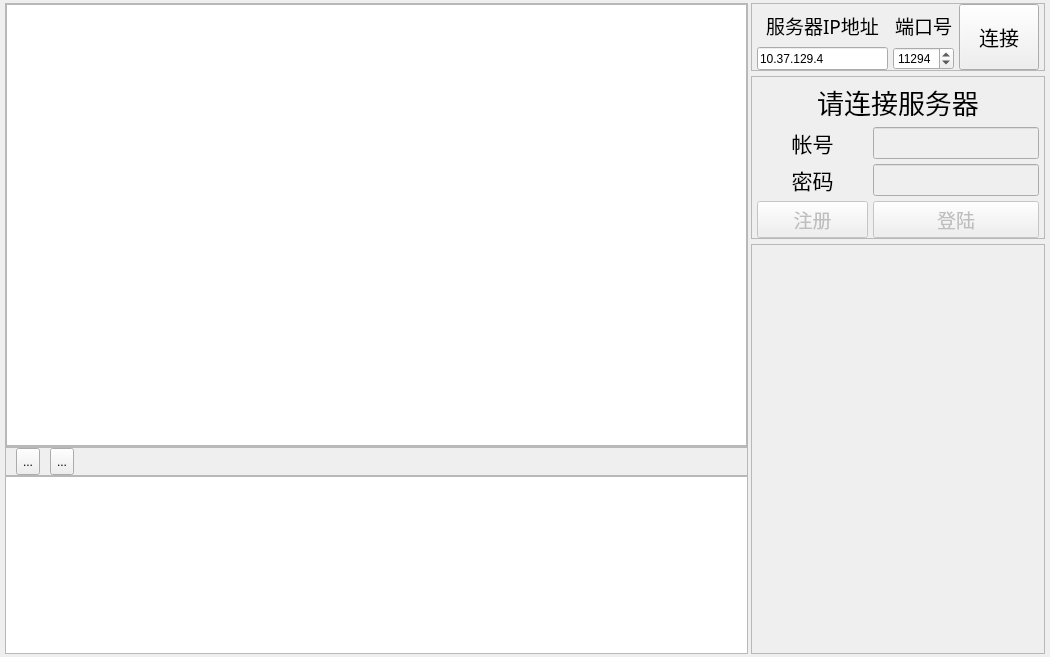
Qt form Client/chatWidget.ui (Justhuayu/chatRoom) before a commit.
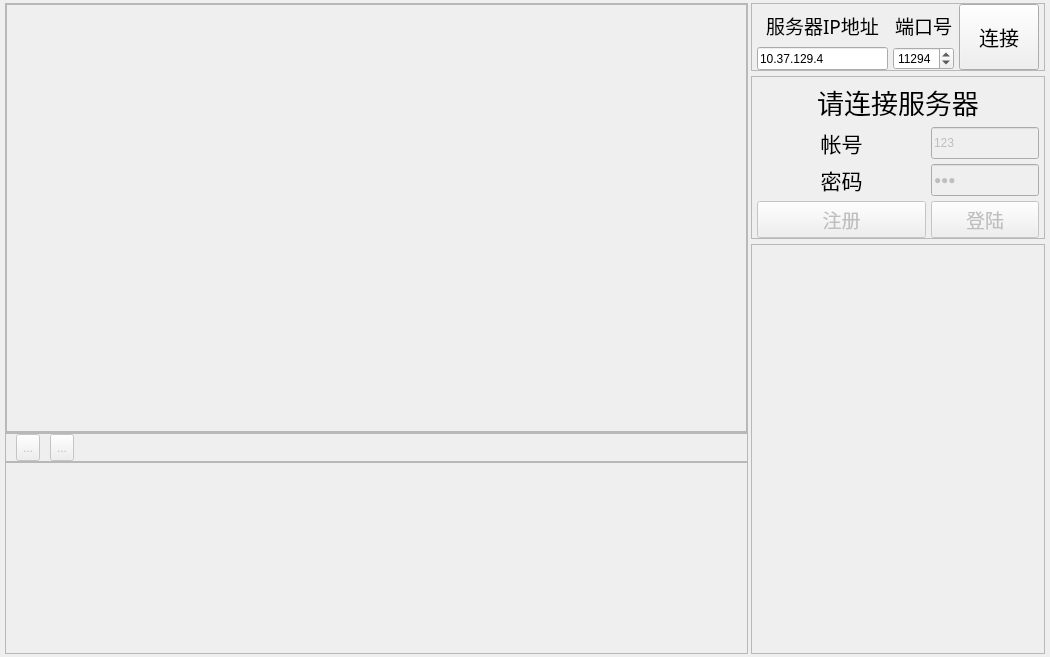
The same form after that commit.

The edit to the form file:
```diff
--- a/Client/chatWidget.ui
+++ b/Client/chatWidget.ui
@@ -45,7 +45,7 @@
     <number>3</number>
    </property>
    <item>
-    <layout class="QVBoxLayout" name="left" stretch="15,1,6">
+    <layout class="QVBoxLayout" name="left" stretch="15,1,0">
      <property name="spacing">
       <number>0</number>
      </property>
@@ -81,6 +81,9 @@
         </property>
         <item>
          <widget class="QListWidget" name="msg_output_listWidget">
+          <property name="enabled">
+           <bool>false</bool>
+          </property>
           <property name="font">
            <font>
             <family>.AppleSystemUIFont</family>
@@ -129,6 +132,9 @@
         </property>
         <item>
          <widget class="QToolButton" name="img_toolButton">
+          <property name="enabled">
+           <bool>false</bool>
+          </property>
           <property name="sizePolicy">
            <sizepolicy hsizetype="Preferred" vsizetype="Preferred">
             <horstretch>0</horstretch>
@@ -142,6 +148,9 @@
         </item>
         <item>
          <widget class="QToolButton" name="file_toolButton">
+          <property name="enabled">
+           <bool>false</bool>
+          </property>
           <property name="sizePolicy">
            <sizepolicy hsizetype="Preferred" vsizetype="Preferred">
             <horstretch>0</horstretch>
@@ -170,7 +179,11 @@
       </widget>
      </item>
      <item>
-      <widget class="QTextEdit" name="msg_input_textEdit"/>
+      <widget class="QTextEdit" name="msg_input_textEdit">
+       <property name="enabled">
+        <bool>false</bool>
+       </property>
+      </widget>
      </item>
     </layout>
    </item>
@@ -309,7 +322,7 @@
        <property name="frameShadow">
         <enum>QFrame::Raised</enum>
        </property>
-       <layout class="QGridLayout" name="gridLayout_2" rowstretch="4,2,2,2" columnstretch="2,3" rowminimumheight="0,0,0,0">
+       <layout class="QGridLayout" name="gridLayout_2" rowstretch="4,0,0,0" columnstretch="2,0">
         <property name="leftMargin">
          <number>5</number>
         </property>
@@ -325,40 +338,30 @@
         <property name="spacing">
          <number>5</number>
         </property>
-        <item row="0" column="0" colspan="2">
-         <widget class="QLabel" name="login_title">
-          <property name="font">
-           <font>
-            <family>.AppleHongKongChineseFont</family>
-            <pointsize>20</pointsize>
-           </font>
+        <item row="3" column="0">
+         <widget class="QPushButton" name="register_pushButton">
+          <property name="enabled">
+           <bool>false</bool>
           </property>
-          <property name="text">
-           <string>请连接服务器</string>
+          <property name="sizePolicy">
+           <sizepolicy hsizetype="Preferred" vsizetype="Preferred">
+            <horstretch>0</horstretch>
+            <verstretch>0</verstretch>
+           </sizepolicy>
           </property>
-          <property name="alignment">
-           <set>Qt::AlignCenter</set>
-          </property>
-         </widget>
-        </item>
-        <item row="1" column="0">
-         <widget class="QLabel" name="username_label">
           <property name="font">
            <font>
             <family>.AppleHongKongChineseFont</family>
-            <pointsize>16</pointsize>
+            <pointsize>14</pointsize>
            </font>
           </property>
           <property name="text">
-           <string>帐号</string>
+           <string>注册</string>
           </property>
-          <property name="alignment">
-           <set>Qt::AlignCenter</set>
-          </property>
          </widget>
         </item>
-        <item row="1" column="1">
-         <widget class="QLineEdit" name="username_lineEdit">
+        <item row="3" column="1">
+         <widget class="QPushButton" name="login_pushButton">
           <property name="enabled">
            <bool>false</bool>
           </property>
@@ -368,8 +371,14 @@
             <verstretch>0</verstretch>
            </sizepolicy>
           </property>
+          <property name="font">
+           <font>
+            <family>.AppleHongKongChineseFont</family>
+            <pointsize>14</pointsize>
+           </font>
+          </property>
           <property name="text">
-           <string/>
+           <string>登陆</string>
           </property>
          </widget>
         </item>
@@ -400,13 +409,16 @@
             <verstretch>0</verstretch>
            </sizepolicy>
           </property>
+          <property name="text">
+           <string>123</string>
+          </property>
           <property name="echoMode">
            <enum>QLineEdit::Password</enum>
           </property>
          </widget>
         </item>
-        <item row="3" column="0">
-         <widget class="QPushButton" name="register_pushButton">
+        <item row="1" column="1">
+         <widget class="QLineEdit" name="username_lineEdit">
           <property name="enabled">
            <bool>false</bool>
           </property>
@@ -416,36 +428,40 @@
             <verstretch>0</verstretch>
            </sizepolicy>
           </property>
+          <property name="text">
+           <string>123</string>
+          </property>
+         </widget>
+        </item>
+        <item row="1" column="0">
+         <widget class="QLabel" name="username_label">
           <property name="font">
            <font>
             <family>.AppleHongKongChineseFont</family>
-            <pointsize>14</pointsize>
+            <pointsize>16</pointsize>
            </font>
           </property>
           <property name="text">
-           <string>注册</string>
+           <string>帐号</string>
           </property>
+          <property name="alignment">
+           <set>Qt::AlignCenter</set>
+          </property>
          </widget>
         </item>
-        <item row="3" column="1">
-         <widget class="QPushButton" name="login_pushButton">
-          <property name="enabled">
-           <bool>false</bool>
-          </property>
-          <property name="sizePolicy">
-           <sizepolicy hsizetype="Preferred" vsizetype="Preferred">
-            <horstretch>0</horstretch>
-            <verstretch>0</verstretch>
-           </sizepolicy>
-          </property>
+        <item row="0" column="0" colspan="2">
+         <widget class="QLabel" name="login_title">
           <property name="font">
            <font>
             <family>.AppleHongKongChineseFont</family>
-            <pointsize>14</pointsize>
+            <pointsize>20</pointsize>
            </font>
           </property>
           <property name="text">
-           <string>登陆</string>
+           <string>请连接服务器</string>
+          </property>
+          <property name="alignment">
+           <set>Qt::AlignCenter</set>
           </property>
          </widget>
         </item>
```
